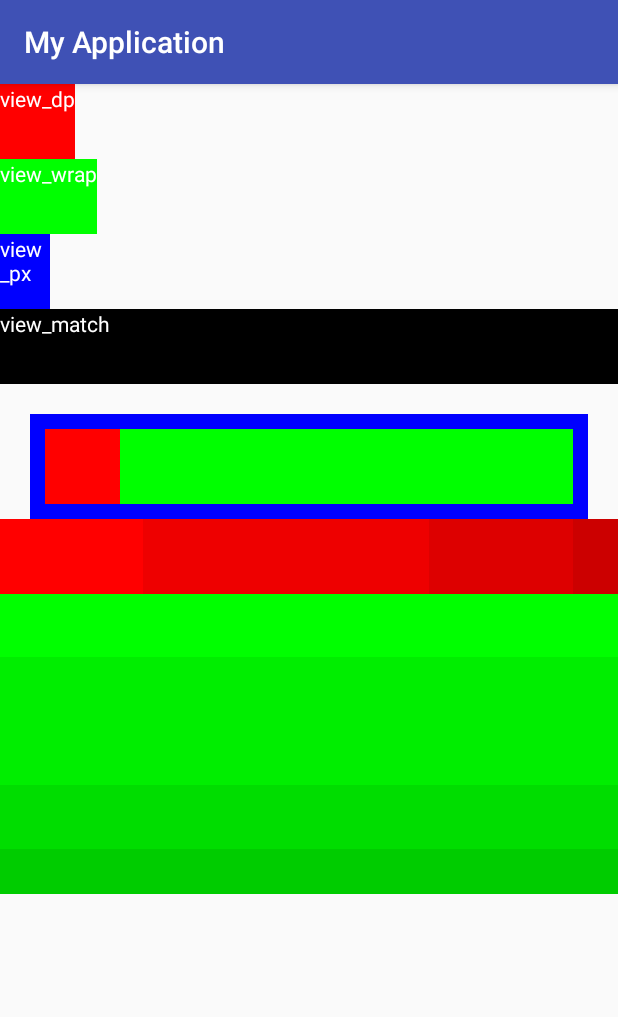
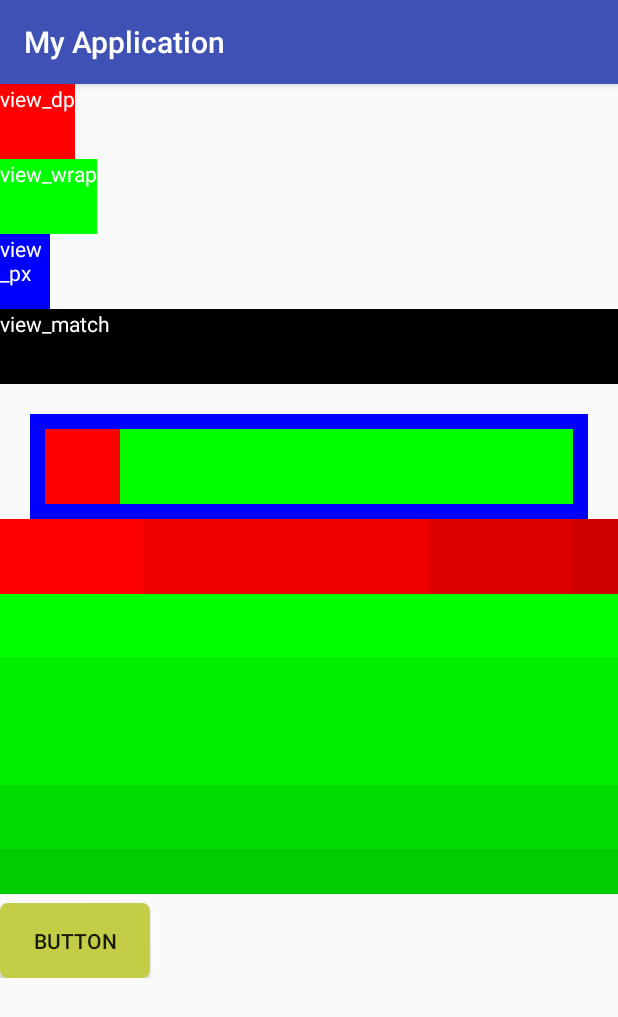
Before and after one commit to camin-p/android-lesson-maxile, an Android app: the screen it shows after launch (MainActivity), on a phone screen of 412 x 824 dp. Shown: the top 1017 px of the screen. Run offline under Robolectric (Android 15) with nearby library versions, the phone set to English and light mode, and no system bars.

Commit message:
add shape and button

```diff
--- /dev/null
+++ b/app/src/main/res/drawable/btn_bg.xml
@@ -0,0 +1,8 @@
+<?xml version="1.0" encoding="utf-8"?>
+<shape xmlns:android="http://schemas.android.com/apk/res/android"
+    android:shape="rectangle">
+
+    <solid android:color="#c3ce46" />
+    <corners android:radius="5dp"/>
+    <stroke android:color="#ff0000"/>
+</shape>
--- a/app/src/main/res/layout/activity_main.xml
+++ b/app/src/main/res/layout/activity_main.xml
@@ -124,7 +124,15 @@
                     android:background="#00cc00"/>
             </LinearLayout>
 
-
+            <android.support.v7.widget.AppCompatButton
+                app:layout_constraintTop_toBottomOf="@id/linear_v"
+                android:layout_width="100dp"
+                android:layout_height="50dp"
+                android:layout_margin="6dp"
+                android:padding="6dp"
+                android:text="button"
+                android:background="@drawable/btn_bg"
+                />
         </android.support.constraint.ConstraintLayout>
     </ScrollView>
 
```
